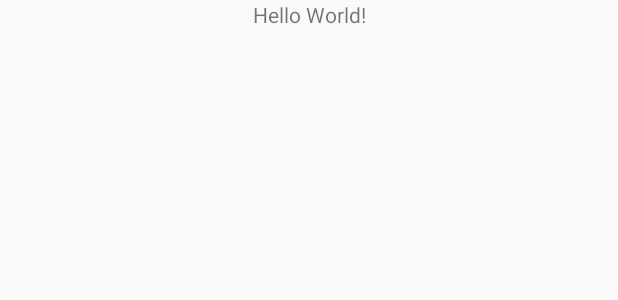
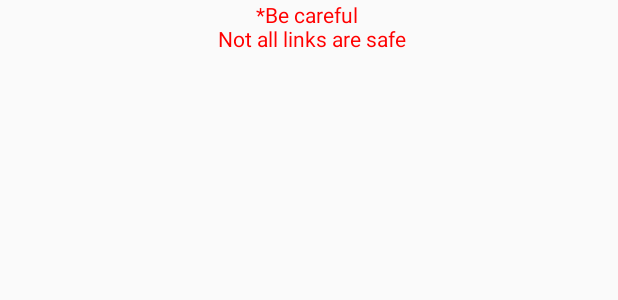
Before and after one commit to leanh128/android_QRScanner, an Android app: the layout activity_main.xml on its own in the app's theme, with its tools: preview values and no code run, on a phone screen of 412 x 824 dp. Shown: the top 300 px of the screen. Run offline under Robolectric (Android 15) with nearby library versions, the light colour scheme and no system bars.

Commit message:
+ Make scan result copiable - Change warning text's color

```diff
--- a/app/src/main/java/anhlt/com/qrscanner/MainActivity.java
+++ b/app/src/main/java/anhlt/com/qrscanner/MainActivity.java
@@ -26,9 +26,6 @@ public class MainActivity extends AppCompatActivity {
 
     @Override
     public void onBackPressed() {
-        super.onBackPressed();
-        if (navigationManager.getActiveFragment() instanceof ScanViewFragment) {
-            finish();
-        }
+        navigationManager.goBack();
     }
 }
--- a/app/src/main/java/anhlt/com/qrscanner/ResultFragment.java
+++ b/app/src/main/java/anhlt/com/qrscanner/ResultFragment.java
@@ -1,5 +1,6 @@
 package anhlt.com.qrscanner;
 
+import android.app.SearchManager;
 import android.content.Intent;
 import android.net.Uri;
 import android.os.Bundle;
@@ -67,8 +68,9 @@ public class ResultFragment extends BaseFragment implements View.OnClickListener
             if (btnProcess.getText().equals("Go to link")) {
                 startActivity(new Intent(Intent.ACTION_VIEW, Uri.parse(tvResult.getText().toString())));
             } else {
-                Uri uri = Uri.parse("http://www.google.com/#q=" + tvResult.getText().toString());
-                startActivity(new Intent(Intent.ACTION_VIEW, uri));
+                Intent intent = new Intent(Intent.ACTION_WEB_SEARCH);
+                intent.putExtra(SearchManager.QUERY,tvResult.getText().toString());
+                startActivity(intent);
             }
         } else if (v.getId() == R.id.btn_cancel) {
             navigationManager.goBack();
--- a/app/src/main/res/layout/activity_main.xml
+++ b/app/src/main/res/layout/activity_main.xml
@@ -9,7 +9,8 @@
         android:layout_width="match_parent"
         android:layout_height="wrap_content"
         android:gravity="center"
-        android:text="Hello World!" />
+        android:textColor="#f00"
+        android:text="*Be careful \n Not all links are safe" />
 
     <FrameLayout
         android:id="@+id/fragment_container"
--- a/app/src/main/res/layout/fragment_result.xml
+++ b/app/src/main/res/layout/fragment_result.xml
@@ -26,6 +26,7 @@
         android:layout_marginTop="16dp"
         android:layout_weight="1"
         android:background="#fff"
+        android:textIsSelectable="true"
         android:text="Holy shit" />
 
 
```
Also changed, not shown: app/src/main/java/anhlt/com/qrscanner/NavigationManager.java (+8 -3 lines).
